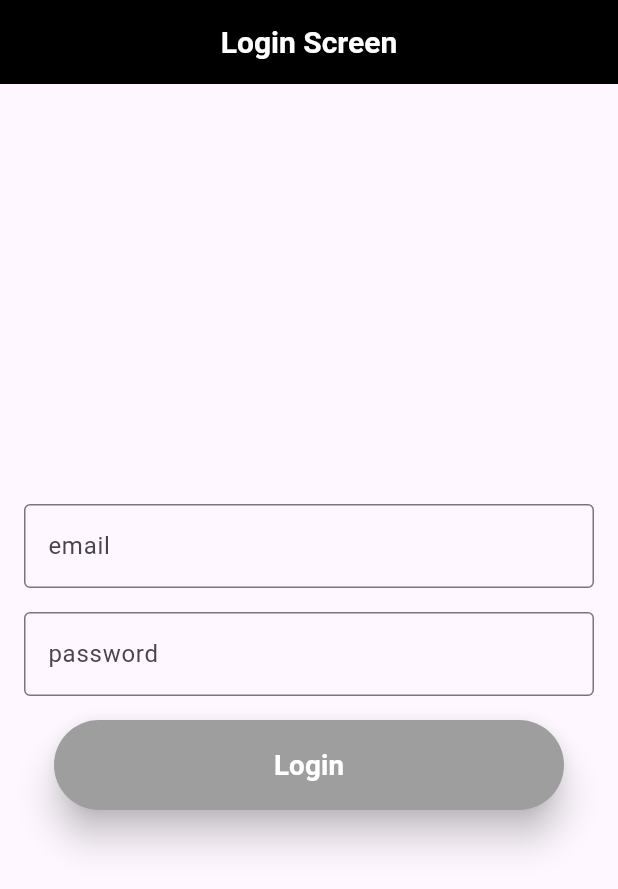
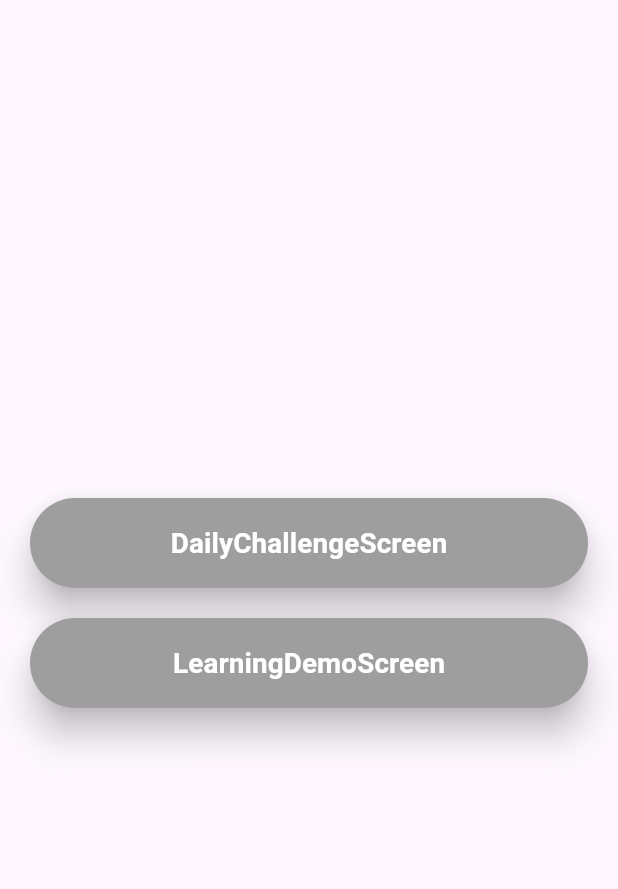
Before and after one commit to hadoopadministrator/my_flutter_app, a Flutter app: the screen it shows after launch, on a phone screen of 412 x 824 dp. Shown: the top 889 px of the screen. Run offline on Flutter 3.47's test engine with Material 3 defaults, Android fonts, the phone set to English and light mode, and no system bars.

Commit message:
Add new screens and rename files for better structure

```diff
--- a/lib/main.dart
+++ b/lib/main.dart
@@ -1,5 +1,5 @@
 import 'package:flutter/material.dart';
-import 'package:my_app/screens/daily_challenge/login_screen.dart';
+import 'package:my_app/screens/main_screen.dart';
 
 void main() {
   runApp(const MyApp());
@@ -13,7 +13,7 @@ class MyApp extends StatelessWidget {
   Widget build(BuildContext context) {
     return MaterialApp(
       // debugShowCheckedModeBanner: true,
-      home: const LoginScreen(),
+      home: const MainScreen(),
     );
   }
 }
--- a/lib/screens/daily_challenge/login_screen.dart
+++ b/lib/screens/daily_challenges/login_screen.dart
@@ -33,6 +33,7 @@ class LoginScreen extends StatelessWidget {
                 decoration: const InputDecoration(
                   hintText: 'example@565',
                   labelText: 'password',
+
                   border: OutlineInputBorder(),
                 ),
                 onChanged: (value) {},
--- /dev/null
+++ b/lib/screens/main_screen.dart
@@ -0,0 +1,47 @@
+import 'package:flutter/material.dart';
+import 'package:my_app/custom_widgets/custom_button.dart';
+import 'package:my_app/screens/daily_challenge_screen.dart';
+import 'package:my_app/screens/learning_demo_screen.dart';
+
+class MainScreen extends StatelessWidget {
+  const MainScreen({super.key});
+
+  @override
+  Widget build(BuildContext context) {
+    final width = MediaQuery.sizeOf(context).width;
+    final height = MediaQuery.sizeOf(context).height;
+    return Scaffold(
+      body: SafeArea(
+        child: Column(
+          mainAxisAlignment: MainAxisAlignment.center,
+          children: [
+            CustomButton(
+              width: width,
+              height: height,
+              days: "DailyChallengeScreen",
+              onPressede: () {
+                Navigator.push(
+                  context,
+                  MaterialPageRoute(
+                    builder: (context) => DailyChallengeScreen(),
+                  ),
+                );
+              },
+            ),
+            CustomButton(
+              width: width,
+              height: height,
+              days: "LearningDemoScreen",
+              onPressede: () {
+                Navigator.push(
+                  context,
+                  MaterialPageRoute(builder: (context) => LearningDemoScreen()),
+                );
+              },
+            ),
+          ],
+        ),
+      ),
+    );
+  }
+}
```
Also changed, not shown: lib/screens/daily_challenge_screen.dart (added, +111 -0 lines), lib/screens/demo_screens/all_input_types_screen.dart (renamed from lib/screens/all_input_types_form.dart, +4 -4 lines), lib/screens/home_screen.dart (deleted, +0 -126 lines), lib/screens/learning_demo_screen.dart (added, +37 -0 lines), lib/screens/daily_challenges/aligned_container_screen.dart (renamed from lib/screens/daily_challenge/aligned_container_screen.dart), lib/screens/daily_challenges/basic_container_screen.dart (renamed from lib/screens/daily_challenge/basic_container_screen.dart), lib/screens/daily_challenges/business_card_screen.dart (renamed from lib/screens/daily_challenge/business_card_screen.dart), lib/screens/daily_challenges/horizontal_icon_screen.dart (renamed from lib/screens/daily_challenge/horizontal_icon_screen.dart), lib/screens/daily_challenges/profile_card_screen.dart (renamed from lib/screens/daily_challenge/profile_card_screen.dart), lib/screens/daily_challenges/styled_text_screen.dart (renamed from lib/screens/daily_challenge/styled_text_screen.dart), lib/screens/daily_challenges/vertical_box_screen.dart (renamed from lib/screens/daily_challenge/vertical_box_screen.dart).
